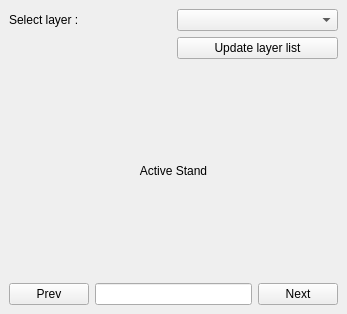
Above: stand_browser_dockwidget_base.ui from homann/stand-browser before the change. Below: the same form after it.
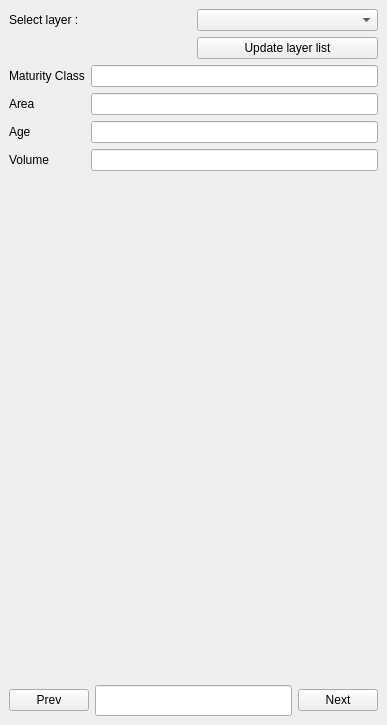
That is the form after the change.

Commit message: Added some fields and pretty print

What changed in the file:
```diff
--- a/stand_browser_dockwidget_base.ui
+++ b/stand_browser_dockwidget_base.ui
@@ -6,8 +6,8 @@
    <rect>
     <x>0</x>
     <y>0</y>
-    <width>347</width>
-    <height>314</height>
+    <width>387</width>
+    <height>725</height>
    </rect>
   </property>
   <property name="windowTitle">
@@ -33,35 +33,91 @@
      </widget>
     </item>
     <item row="3" column="0" colspan="2">
+     <layout class="QFormLayout" name="formLayout">
+      <item row="0" column="0">
+       <widget class="QLabel" name="lblMaturity">
+        <property name="text">
+         <string>Maturity Class</string>
+        </property>
+       </widget>
+      </item>
+      <item row="0" column="1">
+       <widget class="QLineEdit" name="leMaturity">
+        <property name="readOnly">
+         <bool>true</bool>
+        </property>
+       </widget>
+      </item>
+      <item row="1" column="0">
+       <widget class="QLabel" name="lblArea">
+        <property name="text">
+         <string>Area</string>
+        </property>
+       </widget>
+      </item>
+      <item row="2" column="0">
+       <widget class="QLabel" name="lblAge">
+        <property name="text">
+         <string>Age</string>
+        </property>
+       </widget>
+      </item>
+      <item row="3" column="0">
+       <widget class="QLabel" name="lblVolume">
+        <property name="text">
+         <string>Volume</string>
+        </property>
+       </widget>
+      </item>
+      <item row="1" column="1">
+       <widget class="QLineEdit" name="leArea">
+        <property name="readOnly">
+         <bool>true</bool>
+        </property>
+       </widget>
+      </item>
+      <item row="2" column="1">
+       <widget class="QLineEdit" name="leAge"/>
+      </item>
+      <item row="3" column="1">
+       <widget class="QLineEdit" name="leVolume"/>
+      </item>
+      <item row="4" column="0">
+       <widget class="Line" name="line">
+        <property name="orientation">
+         <enum>Qt::Horizontal</enum>
+        </property>
+       </widget>
+      </item>
+     </layout>
+    </item>
+    <item row="4" column="0" colspan="2">
      <layout class="QGridLayout" name="glActive">
       <property name="sizeConstraint">
        <enum>QLayout::SetMaximumSize</enum>
       </property>
-      <item row="1" column="2">
-       <widget class="QPushButton" name="pbNext">
-        <property name="text">
-         <string>Next</string>
-        </property>
-       </widget>
-      </item>
-      <item row="1" column="0">
+      <item row="5" column="0">
        <widget class="QPushButton" name="pbPrev">
         <property name="text">
          <string>Prev</string>
         </property>
        </widget>
       </item>
-      <item row="1" column="1">
+      <item row="5" column="2">
+       <widget class="QPushButton" name="pbNext">
+        <property name="text">
+         <string>Next</string>
+        </property>
+       </widget>
+      </item>
+      <item row="5" column="1">
        <widget class="QLineEdit" name="leActive">
-        <property name="alignment">
-         <set>Qt::AlignCenter</set>
-        </property>
-       </widget>
-      </item>
-      <item row="0" column="1">
-       <widget class="QLabel" name="lblActive">
-        <property name="text">
-         <string>Active Stand</string>
+        <property name="font">
+         <font>
+          <pointsize>14</pointsize>
+          <weight>75</weight>
+          <bold>true</bold>
+         </font>
         </property>
         <property name="alignment">
          <set>Qt::AlignCenter</set>
```
Left out of the diff: 9 changed lines with no effect on the pictures. The commit also changes 1 other file.
